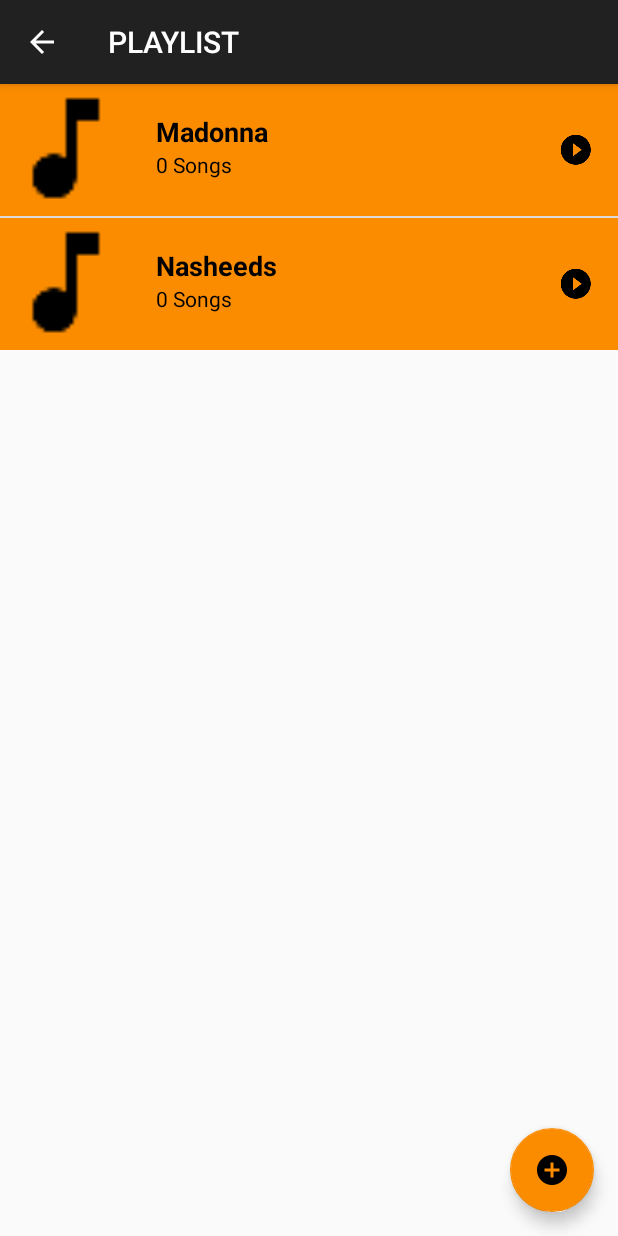
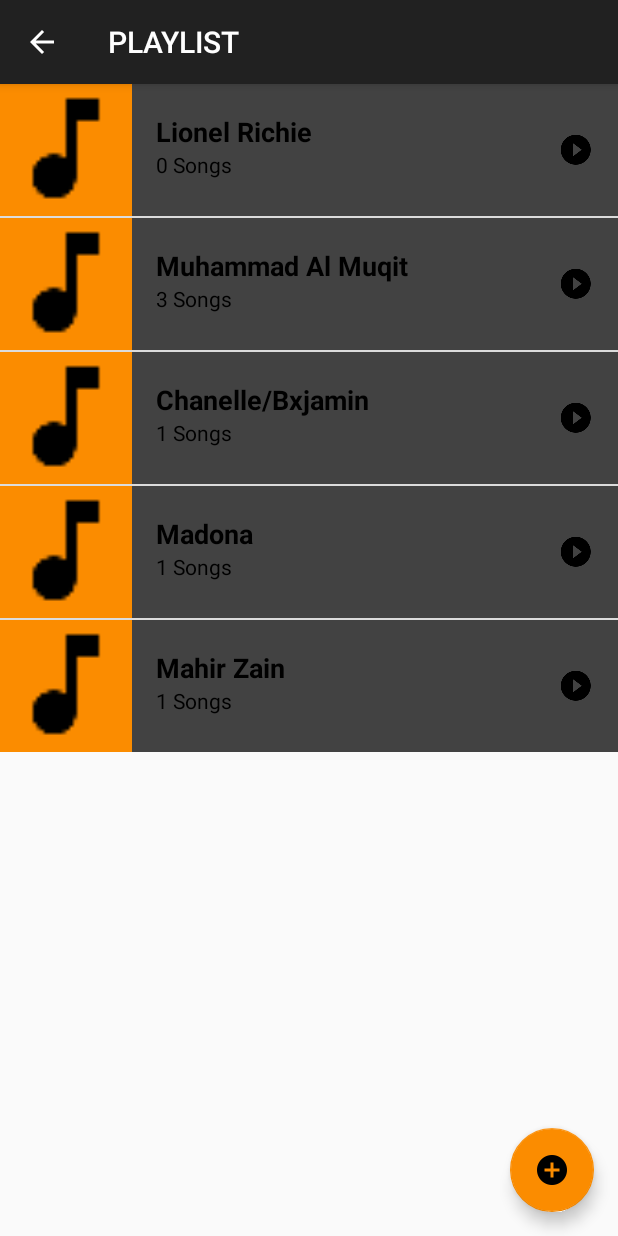
Before and after one commit to azzumw/MusicPlayerProject, an Android app: the screen it shows after launch (PlaylistActivity), after a tap on "PLAYLIST", on a phone screen of 412 x 824 dp. Run offline under Robolectric (Android 15) with nearby library versions, the phone set to English and light mode, and no system bars.

Commit message:
Map ApplicationClass complete version

```diff
--- /dev/null
+++ b/app/src/main/java/com/example/macintosh/musicplayerproject/MusicPlayerApplication.java
@@ -0,0 +1,50 @@
+package com.example.macintosh.musicplayerproject;
+
+import android.app.Application;
+
+import java.util.ArrayList;
+import java.util.Arrays;
+import java.util.Collection;
+
+import java.util.HashMap;
+import java.util.List;
+import java.util.Map;
+
+/**
+ * Created by macintosh on 27/02/2018.
+ */
+
+public class MusicPlayerApplication extends Application {
+
+    private Map<String, PlayList> playlistMap;
+
+    @Override
+    public void onCreate() {
+        super.onCreate();
+        playlistMap = new HashMap<>();
+
+        Song wayOfTearsSong = new Song("The Way Of Tears", "Muhammad Al Muqit", R.raw.thewayoftears);
+        Song yaIlahiSong = new Song("Ya ilahi", "Ishaq Ayubi", R.raw.yaillahi);
+        Song soldiersOfAllah = new Song("Soldiers of Allah", "Muhammad Al Muqit", R.raw.soldiersofallah);
+        new Song("Tabalagho Bil Qaleel", "Oussama Al-Safi", R.raw.tabalagho);
+        Song yanabi = new Song("Ya Nabi Salaam Alaika", "Mahir Zain", R.raw.yanabisalaam);
+        Song lightning =new Song("The Lightning", "Muhammad Al Muqit", R.raw.lightning);
+        Song laislabonita = new Song("La Isla Bonita","Madona",R.raw.laislabonita);
+        Song moonriver = new Song("Moon River","Chanelle/Bxjamin",R.raw.moonriver);
+
+        playlistMap.put("Muhammad Al Muqit", new PlayList("Muhammad Al Muqit", Arrays.asList(wayOfTearsSong,soldiersOfAllah, lightning)));
+        playlistMap.put("Mahir Zain", new PlayList("Mahir Zain",Arrays.asList(yanabi)));
+        playlistMap.put("Madona", new PlayList("Madona",Arrays.asList(laislabonita)));
+        playlistMap.put("Chanelle/Bxjamin", new PlayList("Chanelle/Bxjamin",Arrays.asList(moonriver)));
+        playlistMap.put("Lionel Richie", new PlayList("Lionel Richie"));
+    }
+
+    public Map<String, PlayList> getPlaylistMap() {
+        return playlistMap;
+    }
+
+    public List<PlayList> getPlaylist() {
+        Collection<PlayList> playlistCollection = playlistMap.values();
+        return new ArrayList<>(playlistCollection);
+    }
+}
--- a/app/src/main/java/com/example/macintosh/musicplayerproject/PlayList.java
+++ b/app/src/main/java/com/example/macintosh/musicplayerproject/PlayList.java
@@ -1,13 +1,18 @@
 package com.example.macintosh.musicplayerproject;
 
+import android.os.Parcel;
+import android.os.Parcelable;
+
 import java.util.ArrayList;
+import java.util.List;
 
 /**
  * Created by macintosh on 25/02/2018.
  */
 
-public class PlayList {
-    private ArrayList<Song> songplaylist;
+public class PlayList{
+
+    private List<Song> songplaylist;
     private String playlistName;
 
     public PlayList(String playlistName) {
@@ -15,9 +20,16 @@ public class PlayList {
         this.playlistName = playlistName;
     }
 
+    public PlayList(String playlistName,
+                    List<Song> songplaylist) {
+        this.songplaylist = songplaylist;
+        this.playlistName = playlistName;
+    }
+
     public String getPlaylistName(){
         return this.playlistName;
     }
+
     public void addSong(Song song){
         songplaylist.add(song);
     }
@@ -26,11 +38,12 @@ public class PlayList {
         return songplaylist.get(i);
     }
 
-    public ArrayList<Song> getSongplaylist(){
+    public List<Song> getSongplaylist(){
         return songplaylist;
     }
 
     public int getPlayListSize(){
         return songplaylist.size();
     }
+
 }
--- a/app/src/main/java/com/example/macintosh/musicplayerproject/PlayListAdapter.java
+++ b/app/src/main/java/com/example/macintosh/musicplayerproject/PlayListAdapter.java
@@ -3,6 +3,7 @@ package com.example.macintosh.musicplayerproject;
 import android.content.Context;
 import android.support.annotation.NonNull;
 import android.support.annotation.Nullable;
+import android.support.v4.content.ContextCompat;
 import android.view.LayoutInflater;
 import android.view.View;
 import android.view.ViewGroup;
@@ -11,15 +12,20 @@ import android.widget.ImageView;
 import android.widget.TextView;
 
 import java.util.ArrayList;
+import java.util.Collection;
 import java.util.List;
 
 /**
  * Created by macintosh on 25/02/2018.
  */
 
-public class PlayListAdapter<P> extends ArrayAdapter<PlayList> {
-    public PlayListAdapter(@NonNull Context context, @NonNull ArrayList<PlayList> objects) {
+public class PlayListAdapter extends ArrayAdapter<PlayList> {
+
+    private int backgroundColor;
+
+    public PlayListAdapter(@NonNull Context context, @NonNull List<PlayList> objects, int backgroundColor) {
         super(context, 0, objects);
+        this.backgroundColor = backgroundColor;
     }
 
     @NonNull
@@ -36,9 +42,14 @@ public class PlayListAdapter<P> extends ArrayAdapter<PlayList> {
         TextView songnameTextView =  listItemView.findViewById(R.id.songNameTextView);
         TextView artistnameTextView =  listItemView.findViewById(R.id.artistNameTextView);
         ImageView imageView =  listItemView.findViewById(R.id.imageView);
+        View textContainerView = listItemView.findViewById(R.id.RelativeChildView);
 
         songnameTextView.setText(currentPlayList.getPlaylistName());
         artistnameTextView.setText(currentPlayList.getPlayListSize()+" Songs");
+
+        int color = ContextCompat.getColor(getContext(),backgroundColor);
+        textContainerView.setBackgroundColor(color);
+
         return listItemView;
     }
 }
--- a/app/src/main/java/com/example/macintosh/musicplayerproject/PlaylistActivity.java
+++ b/app/src/main/java/com/example/macintosh/musicplayerproject/PlaylistActivity.java
@@ -1,35 +1,65 @@
 package com.example.macintosh.musicplayerproject;
 
 import android.content.DialogInterface;
+import android.content.Intent;
+import android.net.wifi.p2p.WifiP2pManager;
+import android.os.Parcelable;
 import android.support.design.widget.FloatingActionButton;
 import android.support.design.widget.Snackbar;
 import android.support.v7.app.AlertDialog;
 import android.support.v7.app.AppCompatActivity;
 import android.os.Bundle;
+import android.util.Log;
 import android.view.View;
+import android.widget.AdapterView;
 import android.widget.Button;
 import android.widget.EditText;
 import android.widget.ListView;
 import android.widget.Toast;
 
+import java.io.Serializable;
 import java.util.ArrayList;
+import java.util.Collection;
+import java.util.List;
 
 public class PlaylistActivity extends AppCompatActivity {
 
+     List<PlayList> playListArrayList;
+     PlayListAdapter itemsAdapter;
+     ListView listView;
+
     @Override
     protected void onCreate(Bundle savedInstanceState) {
+
         super.onCreate(savedInstanceState);
         setContentView(R.layout.activity_playlist);
 
-        final ArrayList<PlayList> playListArrayList = new ArrayList<>();
-        playListArrayList.add(new PlayList("Madonna"));
-        playListArrayList.add(new PlayList("Nasheeds"));
+        int backgroundcolour = R.color.playlist;
 
-        final PlayListAdapter<PlayList> itemsAdapter = new PlayListAdapter<>(this,playListArrayList);
+        playListArrayList = ((MusicPlayerApplication) getApplication()).getPlaylist();
 
-        ListView listView =  findViewById(R.id.listviewPlaylistActivity);
+        Log.v("ONCREATE", "THIS IS CREATEd");
 
+        listView =  findViewById(R.id.listviewPlaylistActivity);
+
+        itemsAdapter = new PlayListAdapter(this,playListArrayList, backgroundcolour);
         listView.setAdapter(itemsAdapter);
+        listView.setOnItemClickListener(new AdapterView.OnItemClickListener() {
+            @Override
+            public void onItemClick(AdapterView<?> adapterView, View view, int i, long l) {
+                Intent intent = new Intent(PlaylistActivity.this, ChildPlaylistActivity.class);
+                intent.putExtra("PlaylistName", playListArrayList.get(i).getPlaylistName());
+
+                startActivity(intent);
+            }
+        });
+
+    }
+
+    @Override
+    protected void onResume() {
+        super.onResume();
+
 
         FloatingActionButton fab =  findViewById(R.id.fab);
 
@@ -48,9 +78,10 @@ public class PlaylistActivity extends AppCompatActivity {
                     @Override
                     public void onClick(DialogInterface dialogInterface, int i) {
                         String playListName = playlistET.getText().toString();
+                        dialogInterface.dismiss();
                         playListArrayList.add(new PlayList(playListName));
                         itemsAdapter.notifyDataSetChanged();
-                        dialogInterface.dismiss();
+
 
                     }
                 });
@@ -68,9 +99,49 @@ public class PlaylistActivity extends AppCompatActivity {
         });
 
 
+    }
 
+    public PlayList getPlaylistObject(int i){
+        return playListArrayList.get(i);
+    }
 
+    @Override
+    protected void onDestroy() {
+        super.onDestroy();
+        Log.v("DESTROY","activity destroyed");
+    }
 
+    @Override
+    protected void onPause() {
+        super.onPause();
 
+//        outState.putParcelable("KEY", listView.onSaveInstanceState());
+        Log.v("Pause:","paused state");
+    }
+
+    @Override
+    protected void onSaveInstanceState(Bundle outState) {
+        super.onSaveInstanceState(outState);
+//        outState.putParcelable("KEY", listView.onSaveInstanceState());
+
+        outState.putString("SomeKey", "SomeValue");
+
+        Log.v("ARRAY","save");
+    }
+
+    @Override
+    protected void onRestoreInstanceState(Bundle savedInstanceState) {
+        super.onRestoreInstanceState(savedInstanceState);
+
+        if (savedInstanceState.containsKey("SomeKey")) {
+            String value = savedInstanceState.getString("SomeKey");
+            Log.v("VALUE", value);
+        }
+    }
+
+    @Override
+    protected void onStop() {
+        super.onStop();
+        Log.v("STOPPED:", "stopeed");
     }
 }
--- a/app/src/main/java/com/example/macintosh/musicplayerproject/SongAdapter.java
+++ b/app/src/main/java/com/example/macintosh/musicplayerproject/SongAdapter.java
@@ -19,7 +19,7 @@ import java.util.List;
 
 public class SongAdapter<S> extends ArrayAdapter<Song> {
 
-    public SongAdapter(@NonNull Context context, @NonNull ArrayList<Song> objects) {
+    public SongAdapter(@NonNull Context context, @NonNull List<Song> objects) {
         super(context, 0, objects);
     }
 
--- a/app/src/main/res/layout/activity_playlist.xml
+++ b/app/src/main/res/layout/activity_playlist.xml
@@ -4,6 +4,7 @@
     xmlns:tools="http://schemas.android.com/tools"
     android:layout_width="match_parent"
     android:layout_height="match_parent"
+    android:id="@+id/playlist_listView"
     tools:context="com.example.macintosh.musicplayerproject.PlaylistActivity">
 
     <ListView
--- a/app/src/main/res/values/strings.xml
+++ b/app/src/main/res/values/strings.xml
@@ -3,4 +3,5 @@
     <string name="playlist">PLAYLIST</string>
     <string name="songs">SONGS</string>
     <string name="title_activity_main2">PlayListActivity</string>
+    <string name="title_activity_child_playlist">ChildPlaylistActivity</string>
 </resources>
```
Also changed, not shown: app/src/main/AndroidManifest.xml (+7 -1 lines), app/src/main/java/com/example/macintosh/musicplayerproject/ChildPlaylistActivity.java (added, +67 -0 lines), app/src/main/java/com/example/macintosh/musicplayerproject/SongListActivity.java (+8 -24 lines), app/src/main/res/layout/activity_child_playlist.xml (added, +34 -0 lines), app/src/main/res/layout/content_child_playlist.xml (added, +13 -0 lines).
